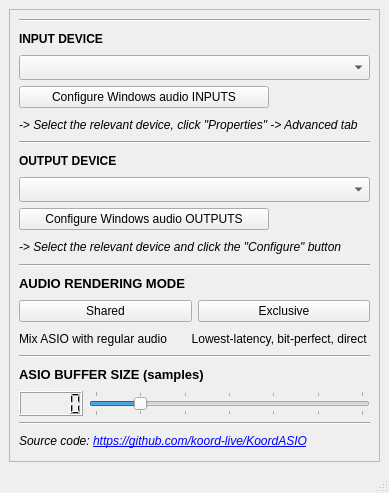
Qt form src/kdasioconfig/kdasioconfigbase.ui (koord-live/KoordASIO) before a commit.
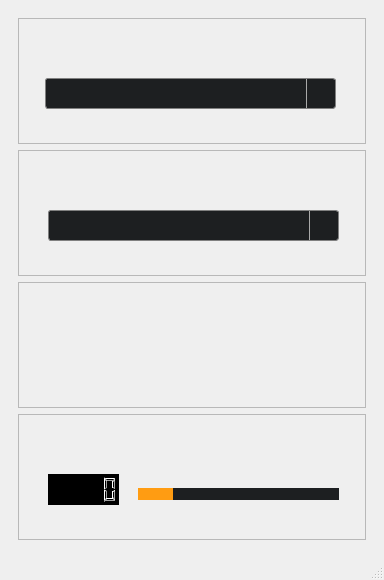
The same form after that commit. Icons and pictures are not drawn.

Diff of the .ui file:
```diff
--- a/src/kdasioconfig/kdasioconfigbase.ui
+++ b/src/kdasioconfig/kdasioconfigbase.ui
@@ -9,10 +9,16 @@
    <rect>
     <x>0</x>
     <y>0</y>
-    <width>389</width>
-    <height>493</height>
+    <width>384</width>
+    <height>580</height>
    </rect>
   </property>
+  <property name="minimumSize">
+   <size>
+    <width>384</width>
+    <height>580</height>
+   </size>
+  </property>
   <property name="windowTitle">
    <string>KoordASIO-builtin Config</string>
   </property>
@@ -20,6 +26,9 @@
    <iconset>
     <normaloff>../../koord-realtime/android/res/drawable-hdpi/icon.png</normaloff>../../koord-realtime/android/res/drawable-hdpi/icon.png</iconset>
   </property>
+  <property name="styleSheet">
+   <string notr="true">background-image: url(:/img/images/BG.png);</string>
+  </property>
   <widget class="QWidget" name="centralwidget">
    <layout class="QVBoxLayout" name="verticalLayout">
     <item>
@@ -30,6 +39,12 @@
         <verstretch>0</verstretch>
        </sizepolicy>
       </property>
+      <property name="frameShape">
+       <enum>QFrame::NoFrame</enum>
+      </property>
+      <property name="frameShadow">
+       <enum>QFrame::Plain</enum>
+      </property>
       <property name="widgetResizable">
        <bool>true</bool>
       </property>
@@ -38,302 +53,812 @@
         <rect>
          <x>0</x>
          <y>0</y>
-         <width>365</width>
-         <height>449</height>
+         <width>362</width>
+         <height>538</height>
         </rect>
        </property>
        <layout class="QGridLayout" name="gridLayout_4">
         <item row="5" column="0">
-         <widget class="QLabel" name="label_5">
-          <property name="font">
-           <font>
-            <italic>true</italic>
-           </font>
+         <widget class="QFrame" name="frame_4">
+          <property name="frameShape">
+           <enum>QFrame::StyledPanel</enum>
           </property>
-          <property name="text">
-           <string>-&gt; Select the relevant device, click &quot;Properties&quot; -&gt; Advanced tab</string>
+          <property name="frameShadow">
+           <enum>QFrame::Plain</enum>
           </property>
+          <widget class="QLCDNumber" name="bufferSizeDisplay">
+           <property name="geometry">
+            <rect>
+             <x>30</x>
+             <y>60</y>
+             <width>71</width>
+             <height>31</height>
+            </rect>
+           </property>
+           <property name="styleSheet">
+            <string notr="true">background-color: rgb(0, 0, 0);
+selection-background-color: rgb(0, 0, 0);</string>
+           </property>
+           <property name="segmentStyle">
+            <enum>QLCDNumber::Outline</enum>
+           </property>
+          </widget>
+          <widget class="QSlider" name="bufferSizeSlider">
+           <property name="geometry">
+            <rect>
+             <x>120</x>
+             <y>60</y>
+             <width>201</width>
+             <height>41</height>
+            </rect>
+           </property>
+           <property name="toolTip">
+            <string extracomment="A lower number is better"/>
+           </property>
+           <property name="whatsThis">
+            <string extracomment="Buffer size in samples. Lower is better!"/>
+           </property>
+           <property name="layoutDirection">
+            <enum>Qt::LeftToRight</enum>
+           </property>
+           <property name="autoFillBackground">
+            <bool>false</bool>
+           </property>
+           <property name="styleSheet">
+            <string notr="true">QSlider::groove:horizontal {
+    height: 8px; /* the groove expands to the size of the slider by default. by giving it a height, it has a fixed size */
+    background: qlineargradient(x1:0, y1:0, x2:0, y2:1, stop:0 #B1B1B1, stop:1 #c4c4c4);
+    margin: 2px 0;
+}
+
+
+QSlider::handle:horizontal {
+	image: url(:/img/sliderbutt);
+    width: 25px;
+    margin: -20px 0; /* handle is placed by default on the contents rect of the groove. Expand outside the groove */
+    border-radius: 3px;
+}
+
+QSlider::add-page:horizontal {
+    background: #1d1f21;
+}
+
+QSlider::sub-page:horizontal {
+    background: #ff9c12;
+}</string>
+           </property>
+           <property name="maximum">
+            <number>6</number>
+           </property>
+           <property name="singleStep">
+            <number>1</number>
+           </property>
+           <property name="pageStep">
+            <number>1</number>
+           </property>
+           <property name="value">
+            <number>1</number>
+           </property>
+           <property name="tracking">
+            <bool>true</bool>
+           </property>
+           <property name="orientation">
+            <enum>Qt::Horizontal</enum>
+           </property>
+           <property name="tickPosition">
+            <enum>QSlider::TicksBothSides</enum>
+           </property>
+           <property name="tickInterval">
+            <number>1</number>
+           </property>
+          </widget>
+          <widget class="QLabel" name="label_8">
+           <property name="geometry">
+            <rect>
+             <x>10</x>
+             <y>10</y>
+             <width>111</width>
+             <height>21</height>
+            </rect>
+           </property>
+           <property name="styleSheet">
+            <string notr="true">image: url(:/img/images/INPUT DEVICE.png);</string>
+           </property>
+           <property name="text">
+            <string/>
+           </property>
+          </widget>
+          <widget class="QPushButton" name="pushButton_5">
+           <property name="geometry">
+            <rect>
+             <x>300</x>
+             <y>10</y>
+             <width>31</width>
+             <height>31</height>
+            </rect>
+           </property>
+           <property name="autoFillBackground">
+            <bool>false</bool>
+           </property>
+           <property name="styleSheet">
+            <string notr="true">image: url(:/img/images/Info BTN.png);</string>
+           </property>
+           <property name="text">
+            <string/>
+           </property>
+           <property name="autoDefault">
+            <bool>false</bool>
+           </property>
+           <property name="flat">
+            <bool>true</bool>
+           </property>
+          </widget>
          </widget>
         </item>
-        <item row="26" column="0">
-         <widget class="QLabel" name="label_4">
-          <property name="text">
-           <string>&lt;html&gt;&lt;head/&gt;&lt;body&gt;&lt;p&gt;&lt;span style=&quot; font-size:9pt; font-style:italic;&quot;&gt;Source code: &lt;/span&gt;&lt;a href=&quot;https://github.com/koord-live/KoordASIO&quot;&gt;&lt;span style=&quot; font-size:9pt; font-style:italic; text-decoration: underline; color:#0000ff;&quot;&gt;https://github.com/koord-live/KoordASIO&lt;/span&gt;&lt;/a&gt;&lt;/p&gt;&lt;/body&gt;&lt;/html&gt;</string>
+        <item row="2" column="0">
+         <widget class="QFrame" name="frame_2">
+          <property name="frameShape">
+           <enum>QFrame::StyledPanel</enum>
           </property>
-          <property name="openExternalLinks">
-           <bool>true</bool>
+          <property name="frameShadow">
+           <enum>QFrame::Plain</enum>
           </property>
-         </widget>
-        </item>
-        <item row="21" column="0">
-         <widget class="Line" name="line_4">
-          <property name="orientation">
-           <enum>Qt::Horizontal</enum>
-          </property>
-         </widget>
-        </item>
-        <item row="15" column="0">
-         <layout class="QHBoxLayout" name="horizontalLayout">
-          <item>
-           <widget class="QPushButton" name="sharedPushButton">
-            <property name="text">
-             <string>Shared</string>
-            </property>
-            <property name="checkable">
-             <bool>true</bool>
-            </property>
-            <property name="autoExclusive">
-             <bool>true</bool>
-            </property>
-            <attribute name="buttonGroup">
-             <string notr="true">buttonGroup</string>
-            </attribute>
-           </widget>
-          </item>
-          <item>
-           <widget class="QPushButton" name="exclusivePushButton">
-            <property name="text">
-             <string>Exclusive</string>
-            </property>
-            <property name="checkable">
-             <bool>true</bool>
-            </property>
-            <property name="autoExclusive">
-             <bool>true</bool>
-            </property>
-            <attribute name="buttonGroup">
-             <string notr="true">buttonGroup</string>
-            </attribute>
-           </widget>
-          </item>
-         </layout>
-        </item>
-        <item row="13" column="0">
-         <widget class="QLabel" name="label_8">
-          <property name="font">
-           <font>
-            <pointsize>10</pointsize>
-            <weight>75</weight>
-            <bold>true</bold>
-           </font>
-          </property>
-          <property name="text">
-           <string>AUDIO RENDERING MODE</string>
-          </property>
-         </widget>
-        </item>
-        <item row="10" column="0">
-         <widget class="QLabel" name="label_6">
-          <property name="font">
-           <font>
-            <italic>true</italic>
-           </font>
-          </property>
-          <property name="text">
-           <string>-&gt; Select the relevant device and click the &quot;Configure&quot; button</string>
-          </property>
-         </widget>
-        </item>
-        <item row="9" column="0">
-         <widget class="QPushButton" name="outputAudioSettButton">
-          <property name="sizePolicy">
-           <sizepolicy hsizetype="Fixed" vsizetype="Fixed">
-            <horstretch>0</horstretch>
-            <verstretch>0</verstretch>
-           </sizepolicy>
-          </property>
-          <property name="maximumSize">
-           <size>
-            <width>250</width>
-            <height>16777215</height>
-           </size>
-          </property>
-          <property name="text">
-           <string>Configure Windows audio OUTPUTS</string>
-          </property>
-         </widget>
-        </item>
-        <item row="25" column="0">
-         <widget class="Line" name="line">
-          <property name="orientation">
-           <enum>Qt::Horizontal</enum>
-          </property>
-         </widget>
-        </item>
-        <item row="23" column="0">
-         <layout class="QHBoxLayout" name="horizontalLayout_3">
-          <item>
-           <widget class="QLCDNumber" name="bufferSizeDisplay"/>
-          </item>
-          <item>
-           <widget class="QSlider" name="bufferSizeSlider">
-            <property name="toolTip">
-             <string extracomment="A lower number is better"/>
-            </property>
-            <property name="whatsThis">
-             <string extracomment="Buffer size in samples. Lower is better!"/>
-            </property>
-            <property name="layoutDirection">
-             <enum>Qt::LeftToRight</enum>
-            </property>
-            <property name="maximum">
-             <number>6</number>
-            </property>
-            <property name="singleStep">
-             <number>1</number>
-            </property>
-            <property name="pageStep">
-             <number>1</number>
-            </property>
-            <property name="value">
-             <number>1</number>
-            </property>
-            <property name="tracking">
-             <bool>true</bool>
-            </property>
-            <property name="orientation">
-             <enum>Qt::Horizontal</enum>
-            </property>
-            <property name="tickPosition">
-             <enum>QSlider::TicksBothSides</enum>
-            </property>
-            <property name="tickInterval">
-             <number>1</number>
-            </property>
-           </widget>
-          </item>
-         </layout>
-        </item>
-        <item row="12" column="0">
-         <widget class="Line" name="line_2">
-          <property name="orientation">
-           <enum>Qt::Horizontal</enum>
-          </property>
-         </widget>
-        </item>
-        <item row="6" column="0">
-         <widget class="Line" name="line_5">
-          <property name="orientation">
-           <enum>Qt::Horizontal</enum>
-          </property>
+          <widget class="QComboBox" name="outputDeviceBox">
+           <property name="geometry">
+            <rect>
+             <x>30</x>
+             <y>60</y>
+             <width>291</width>
+             <height>31</height>
+            </rect>
+           </property>
+           <property name="font">
+            <font>
+             <family>Arial Black</family>
+             <pointsize>9</pointsize>
+            </font>
+           </property>
+           <property name="styleSheet">
+            <string notr="true">QComboBox {
+    border: 1px solid gray;
+    border-radius: 3px;
+    padding: 1px 18px 1px 3px;
+    min-width: 6em;
+	background: #1d1f21;
+	color: white;
+}
+
+
+QComboBox:on { /* shift the text when the popup opens */
+    padding-top: 3px;
+    padding-left: 4px;
+}
+
+QComboBox::drop-down {
+    subcontrol-origin: padding;
+    subcontrol-position: top right;
+    width: 28px;
+
+    border-left-width: 1px;
+    border-left-color: darkgray;
+    border-left-style: solid; /* just a single line */
+    border-top-right-radius: 3px; /* same radius as the QComboBox */
+    border-bottom-right-radius: 3px;
+}
+
+QComboBox::down-arrow {
+    image: url(:/img/caret);
+}
+
+QComboBox::down-arrow:on { /* shift the arrow when popup is open */
+    top: 1px;
+    left: 1px;
+}</string>
+           </property>
+          </widget>
+          <widget class="QPushButton" name="outputAudioSettButton">
+           <property name="geometry">
+            <rect>
+             <x>259</x>
+             <y>14</y>
+             <width>31</width>
+             <height>31</height>
+            </rect>
+           </property>
+           <property name="sizePolicy">
+            <sizepolicy hsizetype="Fixed" vsizetype="Fixed">
+             <horstretch>0</horstretch>
+             <verstretch>0</verstretch>
+            </sizepolicy>
+           </property>
+           <property name="maximumSize">
+            <size>
+             <width>250</width>
+             <height>16777215</height>
+            </size>
+           </property>
+           <property name="styleSheet">
+            <string notr="true"/>
+           </property>
+           <property name="text">
+            <string/>
+           </property>
+           <property name="icon">
+            <iconset>
+             <normalon>:/img/images/CONFIG BTN.png</normalon>
+            </iconset>
+           </property>
+           <property name="iconSize">
+            <size>
+             <width>40</width>
+             <height>40</height>
+            </size>
+           </property>
+           <property name="flat">
+            <bool>true</bool>
+           </property>
+          </widget>
+          <widget class="QPushButton" name="pushButton_3">
+           <property name="geometry">
+            <rect>
+             <x>300</x>
+             <y>12</y>
+             <width>31</width>
+             <height>31</height>
+            </rect>
+           </property>
+           <property name="autoFillBackground">
+            <bool>false</bool>
+           </property>
+           <property name="styleSheet">
+            <string notr="true">image: url(:/img/images/Info BTN.png);</string>
+           </property>
+           <property name="text">
+            <string/>
+           </property>
+           <property name="autoDefault">
+            <bool>false</bool>
+           </property>
+           <property name="flat">
+            <bool>true</bool>
+           </property>
+          </widget>
+          <widget class="QLabel" name="label_6">
+           <property name="geometry">
+            <rect>
+             <x>10</x>
+             <y>10</y>
+             <width>111</width>
+             <height>21</height>
+            </rect>
+           </property>
+           <property name="styleSheet">
+            <string notr="true">image: url(:/img/images/INPUT DEVICE.png);</string>
+           </property>
+           <property name="text">
+            <string/>
+           </property>
+          </widget>
          </widget>
         </item>
         <item row="0" column="0">
-         <widget class="Line" name="line_3">
-          <property name="orientation">
-           <enum>Qt::Horizontal</enum>
-          </property>
-         </widget>
-        </item>
-        <item row="7" column="0">
-         <widget class="QLabel" name="deviceLabel">
-          <property name="font">
-           <font>
-            <pointsize>9</pointsize>
-            <weight>75</weight>
-            <bold>true</bold>
-           </font>
-          </property>
-          <property name="text">
-           <string>OUTPUT DEVICE</string>
-          </property>
-         </widget>
-        </item>
-        <item row="3" column="0">
-         <widget class="QPushButton" name="inputAudioSettButton">
-          <property name="sizePolicy">
-           <sizepolicy hsizetype="Fixed" vsizetype="Fixed">
-            <horstretch>0</horstretch>
-            <verstretch>0</verstretch>
-           </sizepolicy>
-          </property>
+         <widget class="QFrame" name="frame">
           <property name="minimumSize">
            <size>
             <width>0</width>
-            <height>0</height>
+            <height>80</height>
            </size>
           </property>
-          <property name="maximumSize">
-           <size>
-            <width>250</width>
-            <height>16777215</height>
-           </size>
+          <property name="styleSheet">
+           <string notr="true"/>
           </property>
-          <property name="text">
-           <string>Configure Windows audio INPUTS</string>
+          <property name="frameShape">
+           <enum>QFrame::StyledPanel</enum>
           </property>
-         </widget>
-        </item>
-        <item row="16" column="0">
-         <layout class="QHBoxLayout" name="horizontalLayout_2">
-          <item>
-           <widget class="QLabel" name="label_7">
-            <property name="text">
-             <string>Mix ASIO with regular audio</string>
-            </property>
-           </widget>
-          </item>
-          <item>
-           <widget class="QLabel" name="label_3">
-            <property name="layoutDirection">
-             <enum>Qt::RightToLeft</enum>
-            </property>
-            <property name="text">
-             <string>Lowest-latency, bit-perfect, direct </string>
-            </property>
-            <property name="alignment">
-             <set>Qt::AlignRight|Qt::AlignTrailing|Qt::AlignVCenter</set>
-            </property>
-           </widget>
-          </item>
-         </layout>
-        </item>
-        <item row="8" column="0">
-         <widget class="QComboBox" name="outputDeviceBox">
-          <property name="font">
-           <font>
-            <family>Arial Black</family>
-            <pointsize>9</pointsize>
-           </font>
+          <property name="frameShadow">
+           <enum>QFrame::Plain</enum>
           </property>
+          <widget class="QComboBox" name="inputDeviceBox">
+           <property name="geometry">
+            <rect>
+             <x>27</x>
+             <y>60</y>
+             <width>291</width>
+             <height>31</height>
+            </rect>
+           </property>
+           <property name="sizePolicy">
+            <sizepolicy hsizetype="Preferred" vsizetype="Fixed">
+             <horstretch>0</horstretch>
+             <verstretch>0</verstretch>
+            </sizepolicy>
+           </property>
+           <property name="palette">
+            <palette>
+             <active>
+              <colorrole role="WindowText">
+               <brush brushstyle="SolidPattern">
+                <color alpha="255">
+                 <red>255</red>
+                 <green>255</green>
+                 <blue>255</blue>
+                </color>
+               </brush>
+              </colorrole>
+              <colorrole role="Button">
+               <brush brushstyle="SolidPattern">
+                <color alpha="255">
+                 <red>29</red>
+                 <green>31</green>
+                 <blue>33</blue>
+                </color>
+               </brush>
+              </colorrole>
+              <colorrole role="Text">
+               <brush brushstyle="SolidPattern">
+                <color alpha="255">
+                 <red>255</red>
+                 <green>255</green>
+                 <blue>255</blue>
+                </color>
+               </brush>
+              </colorrole>
+              <colorrole role="ButtonText">
+               <brush brushstyle="SolidPattern">
+                <color alpha="255">
+                 <red>255</red>
+                 <green>255</green>
+                 <blue>255</blue>
+                </color>
+               </brush>
+              </colorrole>
+              <colorrole role="Base">
+               <brush brushstyle="SolidPattern">
+                <color alpha="255">
+                 <red>29</red>
+                 <green>31</green>
+                 <blue>33</blue>
+                </color>
+               </brush>
+              </colorrole>
+              <colorrole role="Window">
+               <brush brushstyle="SolidPattern">
+                <color alpha="255">
+                 <red>29</red>
+                 <green>31</green>
+                 <blue>33</blue>
+                </color>
+               </brush>
+              </colorrole>
+              <colorrole role="PlaceholderText">
+               <brush brushstyle="NoBrush">
+                <color alpha="128">
+                 <red>255</red>
+                 <green>255</green>
+                 <blue>255</blue>
+                </color>
+               </brush>
+              </colorrole>
+             </active>
+             <inactive>
+              <colorrole role="WindowText">
+               <brush brushstyle="SolidPattern">
+                <color alpha="255">
+                 <red>255</red>
+                 <green>255</green>
+                 <blue>255</blue>
+                </color>
+               </brush>
+              </colorrole>
+              <colorrole role="Button">
+               <brush brushstyle="SolidPattern">
+                <color alpha="255">
+                 <red>29</red>
+                 <green>31</green>
+                 <blue>33</blue>
+                </color>
+               </brush>
+              </colorrole>
+              <colorrole role="Text">
+               <brush brushstyle="SolidPattern">
+                <color alpha="255">
+                 <red>255</red>
+                 <green>255</green>
+                 <blue>255</blue>
+                </color>
+               </brush>
+              </colorrole>
+              <colorrole role="ButtonText">
+               <brush brushstyle="SolidPattern">
+                <color alpha="255">
+                 <red>255</red>
+                 <green>255</green>
+                 <blue>255</blue>
+                </color>
+               </brush>
+              </colorrole>
+              <colorrole role="Base">
+               <brush brushstyle="SolidPattern">
+                <color alpha="255">
+                 <red>29</red>
+                 <green>31</green>
+                 <blue>33</blue>
+                </color>
+               </brush>
+              </colorrole>
+              <colorrole role="Window">
+               <brush brushstyle="SolidPattern">
+                <color alpha="255">
+                 <red>29</red>
+                 <green>31</green>
+                 <blue>33</blue>
+                </color>
+               </brush>
+              </colorrole>
+              <colorrole role="PlaceholderText">
+               <brush brushstyle="NoBrush">
+                <color alpha="128">
+                 <red>255</red>
+                 <green>255</green>
+                 <blue>255</blue>
+                </color>
+               </brush>
+              </colorrole>
+             </inactive>
+             <disabled>
+              <colorrole role="WindowText">
+               <brush brushstyle="SolidPattern">
+                <color alpha="255">
+                 <red>255</red>
+                 <green>255</green>
+                 <blue>255</blue>
+                </color>
+               </brush>
+              </colorrole>
+              <colorrole role="Button">
+               <brush brushstyle="SolidPattern">
+                <color alpha="255">
+                 <red>29</red>
+                 <green>31</green>
+                 <blue>33</blue>
+                </color>
+               </brush>
+              </colorrole>
+              <colorrole role="Text">
+               <brush brushstyle="SolidPattern">
+                <color alpha="255">
+                 <red>255</red>
+                 <green>255</green>
+                 <blue>255</blue>
+                </color>
+               </brush>
+              </colorrole>
+              <colorrole role="ButtonText">
+               <brush brushstyle="SolidPattern">
+                <color alpha="255">
+                 <red>255</red>
+                 <green>255</green>
+                 <blue>255</blue>
+                </color>
+               </brush>
+              </colorrole>
+              <colorrole role="Base">
+               <brush brushstyle="SolidPattern">
+                <color alpha="255">
+                 <red>29</red>
+                 <green>31</green>
+                 <blue>33</blue>
+                </color>
+               </brush>
+              </colorrole>
+              <colorrole role="Window">
+               <brush brushstyle="SolidPattern">
+                <color alpha="255">
+                 <red>29</red>
+                 <green>31</green>
+                 <blue>33</blue>
+                </color>
+               </brush>
+              </colorrole>
+              <colorrole role="PlaceholderText">
+               <brush brushstyle="NoBrush">
+                <color alpha="128">
+                 <red>255</red>
+                 <green>255</green>
+                 <blue>255</blue>
+                </color>
+               </brush>
+              </colorrole>
+             </disabled>
+            </palette>
+           </property>
+           <property name="font">
+            <font>
+             <family>Arial Black</family>
+             <pointsize>9</pointsize>
+            </font>
+           </property>
+           <property name="autoFillBackground">
+            <bool>false</bool>
+           </property>
+           <property name="styleSheet">
+            <string notr="true">QComboBox {
+    border: 1px solid gray;
+    border-radius: 3px;
+    padding: 1px 18px 1px 3px;
+    min-width: 6em;
+	background: #1d1f21;
+	color: white;
+}
+
+
+QComboBox:on { /* shift the text when the popup opens */
+    padding-top: 3px;
+    padding-left: 4px;
+}
+
+QComboBox::drop-down {
+    subcontrol-origin: padding;
+    subcontrol-position: top right;
+    width: 28px;
+
+    border-left-width: 1px;
+    border-left-color: darkgray;
+    border-left-style: solid; /* just a single line */
+    border-top-right-radius: 3px; /* same radius as the QComboBox */
+    border-bottom-right-radius: 3px;
+}
+
+QComboBox::down-arrow {
+    image: url(:/img/caret);
+}
+
+QComboBox::down-arrow:on { /* shift the arrow when popup is open */
+    top: 1px;
+    left: 1px;
+}</string>
+           </property>
+          </widget>
+          <widget class="QPushButton" name="inputAudioSettButton">
+           <property name="geometry">
+            <rect>
+             <x>260</x>
+             <y>14</y>
+             <width>30</width>
+             <height>31</height>
+            </rect>
+           </property>
+           <property name="sizePolicy">
+            <sizepolicy hsizetype="Minimum" vsizetype="Fixed">
+             <horstretch>0</horstretch>
+             <verstretch>0</verstretch>
+            </sizepolicy>
+           </property>
+           <property name="minimumSize">
+            <size>
+             <width>0</width>
+             <height>0</height>
+            </size>
+           </property>
+           <property name="maximumSize">
+            <size>
+             <width>30</width>
+             <height>16777215</height>
+            </size>
+           </property>
+           <property name="autoFillBackground">
+            <bool>false</bool>
+           </property>
+           <property name="styleSheet">
+            <string notr="true"/>
+           </property>
+           <property name="text">
+            <string/>
+           </property>
+           <property name="icon">
+            <iconset>
+             <normalon>:/img/images/CONFIG BTN.png</normalon>
+            </iconset>
+           </property>
+           <property name="iconSize">
+            <size>
+             <width>40</width>
+             <height>40</height>
+            </size>
+           </property>
+           <property name="flat">
+            <bool>true</bool>
+           </property>
+          </widget>
+          <widget class="QPushButton" name="pushButton_2">
+           <property name="geometry">
+            <rect>
+             <x>300</x>
+             <y>12</y>
+             <width>31</width>
+             <height>31</height>
+            </rect>
+           </property>
+           <property name="autoFillBackground">
+            <bool>false</bool>
+           </property>
+           <property name="styleSheet">
+            <string notr="true">image: url(:/img/images/Info BTN.png);</string>
+           </property>
+           <property name="text">
+            <string/>
+           </property>
+           <property name="autoDefault">
+            <bool>false</bool>
+           </property>
+           <property name="flat">
+            <bool>true</bool>
+           </property>
+          </widget>
+          <widget class="QLabel" name="label_5">
+           <property name="geometry">
+            <rect>
+             <x>10</x>
+             <y>10</y>
+             <width>111</width>
+             <height>21</height>
+            </rect>
+           </property>
+           <property name="styleSheet">
+            <string notr="true">image: url(:/img/images/INPUT DEVICE.png);</string>
+           </property>
+           <property name="text">
+            <string/>
+           </property>
+          </widget>
          </widget>
         </item>
-        <item row="2" column="0">
-         <widget class="QComboBox" name="inputDeviceBox">
-          <property name="font">
-           <font>
-            <family>Arial Black</family>
-            <pointsize>9</pointsize>
-           </font>
+        <item row="4" column="0">
+         <widget class="QFrame" name="frame_3">
+          <property name="autoFillBackground">
+           <bool>false</bool>
           </property>
-         </widget>
-        </item>
-        <item row="1" column="0">
-         <widget class="QLabel" name="label">
-          <property name="font">
-           <font>
-            <pointsize>9</pointsize>
-            <weight>75</weight>
-            <bold>true</bold>
-           </font>
+          <property name="frameShape">
+           <enum>QFrame::StyledPanel</enum>
           </property>
-          <property name="text">
-           <string>INPUT DEVICE</string>
+          <property name="frameShadow">
+           <enum>QFrame::Plain</enum>
           </property>
-         </widget>
-        </item>
-        <item row="22" column="0">
-         <widget class="QLabel" name="label_2">
-          <property name="font">
-           <font>
-            <pointsize>10</pointsize>
-            <weight>75</weight>
-            <bold>true</bold>
-           </font>
-          </property>
-          <property name="text">
-           <string>ASIO BUFFER SIZE (samples)</string>
-          </property>
+          <widget class="QPushButton" name="sharedPushButton">
+           <property name="geometry">
+            <rect>
+             <x>40</x>
+             <y>60</y>
+             <width>131</width>
+             <height>41</height>
+            </rect>
+           </property>
+           <property name="autoFillBackground">
+            <bool>false</bool>
+           </property>
+           <property name="styleSheet">
+            <string notr="true">QPushButton {
+    border-style: none;
+}</string>
+           </property>
+           <property name="text">
+            <string/>
+           </property>
+           <property name="icon">
+            <iconset resource="koordipics.qrc">
+             <normaloff>:/img/images/SHARED OFF BTN.png</normaloff>
+             <normalon>:/img/images/SHARED ON BTN.png</normalon>:/img/images/SHARED OFF BTN.png</iconset>
+           </property>
+           <property name="iconSize">
+            <size>
+             <width>200</width>
+             <height>100</height>
+            </size>
+           </property>
+           <property name="checkable">
+            <bool>true</bool>
+           </property>
+           <property name="autoExclusive">
+            <bool>true</bool>
+           </property>
+           <property name="autoDefault">
+            <bool>false</bool>
+           </property>
+           <property name="flat">
+            <bool>true</bool>
+           </property>
+           <attribute name="buttonGroup">
+            <string notr="true">buttonGroup</string>
+           </attribute>
+          </widget>
+          <widget class="QPushButton" name="exclusivePushButton">
+           <property name="geometry">
+            <rect>
+             <x>170</x>
+             <y>59</y>
+             <width>131</width>
+             <height>41</height>
+            </rect>
+           </property>
+           <property name="autoFillBackground">
+            <bool>false</bool>
+           </property>
+           <property name="styleSheet">
+            <string notr="true">QPushButton {
+    border-style: none;
+}</string>
+           </property>
+           <property name="text">
+            <string/>
+           </property>
+           <property name="icon">
+            <iconset resource="koordipics.qrc">
+             <normaloff>:/img/images/EXCLUSIVE OFF BTN.png</normaloff>
+             <normalon>:/img/images/EXCLUSIVE ON BTN.png</normalon>:/img/images/EXCLUSIVE OFF BTN.png</iconset>
+           </property>
+           <property name="iconSize">
+            <size>
+             <width>200</width>
+             <height>100</height>
+            </size>
+           </property>
+           <property name="checkable">
+            <bool>true</bool>
+           </property>
+           <property name="autoExclusive">
+            <bool>true</bool>
+           </property>
+           <property name="autoDefault">
+            <bool>true</bool>
+           </property>
+           <property name="flat">
+            <bool>true</bool>
+           </property>
+           <attribute name="buttonGroup">
+            <string notr="true">buttonGroup</string>
+           </attribute>
+          </widget>
+          <widget class="QLabel" name="label_7">
+           <property name="geometry">
+            <rect>
+             <x>10</x>
+             <y>10</y>
+             <width>111</width>
+             <height>21</height>
+            </rect>
+           </property>
+           <property name="styleSheet">
+            <string notr="true">image: url(:/img/images/INPUT DEVICE.png);</string>
+           </property>
+           <property name="text">
+            <string/>
+           </property>
+          </widget>
+          <widget class="QPushButton" name="pushButton_4">
+           <property name="geometry">
+            <rect>
+             <x>300</x>
+             <y>10</y>
+             <width>31</width>
+             <height>31</height>
+            </rect>
+           </property>
+           <property name="autoFillBackground">
+            <bool>false</bool>
+           </property>
+           <property name="styleSheet">
+            <string notr="true">image: url(:/img/images/Info BTN.png);</string>
+           </property>
+           <property name="text">
+            <string/>
+           </property>
+           <property name="autoDefault">
+            <bool>false</bool>
+           </property>
+           <property name="flat">
+            <bool>true</bool>
+           </property>
+          </widget>
          </widget>
         </item>
        </layout>
```
Left out of the diff: 6 changed lines with no effect on the pictures.
